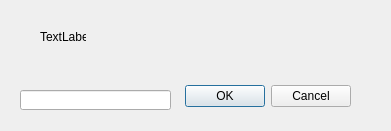
Before: the Qt Designer form FileNamer/fileextensiondialog.ui in bluejellybean/FileNamer, drawn with Qt 5.
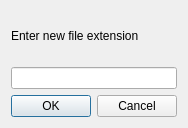
After: the same form once the commit is applied.

Commit message: Renamed dialogs, also removed unneeded var

```diff
--- a/FileNamer/fileextensiondialog.ui
+++ b/FileNamer/fileextensiondialog.ui
@@ -6,22 +6,26 @@
    <rect>
     <x>0</x>
     <y>0</y>
-    <width>391</width>
-    <height>131</height>
+    <width>174</width>
+    <height>128</height>
    </rect>
   </property>
   <property name="windowTitle">
    <string>Dialog</string>
   </property>
+  <layout class="QVBoxLayout" name="verticalLayout">
+   <item>
+    <widget class="QLabel" name="label">
+     <property name="text">
+      <string>Enter new file extension</string>
+     </property>
+    </widget>
+   </item>
+   <item>
+    <widget class="QLineEdit" name="lineEdit"/>
+   </item>
+   <item>
   <widget class="QDialogButtonBox" name="buttonBox">
-   <property name="geometry">
-    <rect>
-     <x>10</x>
-     <y>80</y>
-     <width>341</width>
-     <height>32</height>
-    </rect>
-   </property>
    <property name="orientation">
     <enum>Qt::Horizontal</enum>
    </property>
@@ -29,29 +33,8 @@
     <set>QDialogButtonBox::Cancel|QDialogButtonBox::Ok</set>
    </property>
   </widget>
-  <widget class="QLineEdit" name="lineEdit">
-   <property name="geometry">
-    <rect>
-     <x>20</x>
-     <y>90</y>
-     <width>151</width>
-     <height>20</height>
-    </rect>
-   </property>
-  </widget>
-  <widget class="QLabel" name="label">
-   <property name="geometry">
-    <rect>
-     <x>40</x>
-     <y>30</y>
-     <width>46</width>
-     <height>13</height>
-    </rect>
-   </property>
-   <property name="text">
-    <string>TextLabel</string>
-   </property>
-  </widget>
+   </item>
+  </layout>
  </widget>
  <resources/>
  <connections>
```
Left out of the diff: 2 changed lines with no effect on the pictures. Lines whose indentation alone changed are shown as unchanged. The commit also changes 2 other files.
